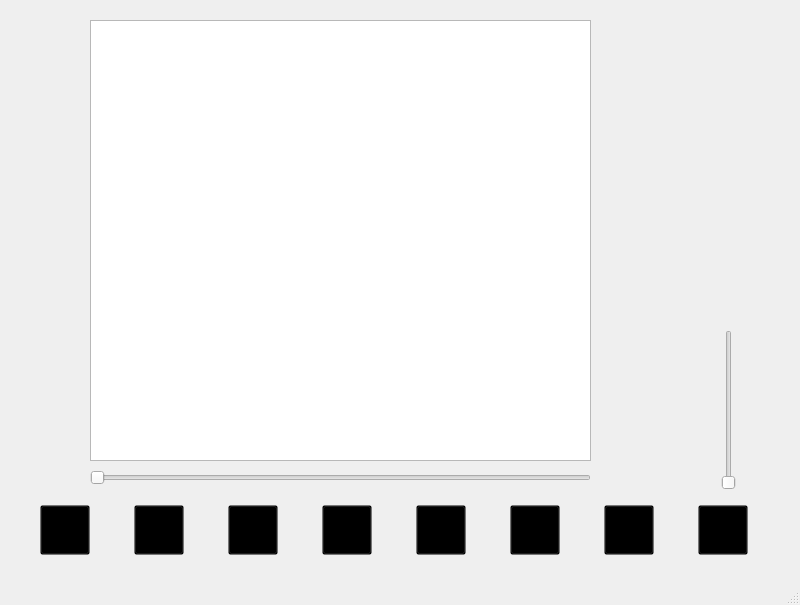
Above: MusicPlayer/mainwindow.ui from cyduan/Ai-Yin-Music-Player before the change. Below: the same form after it.
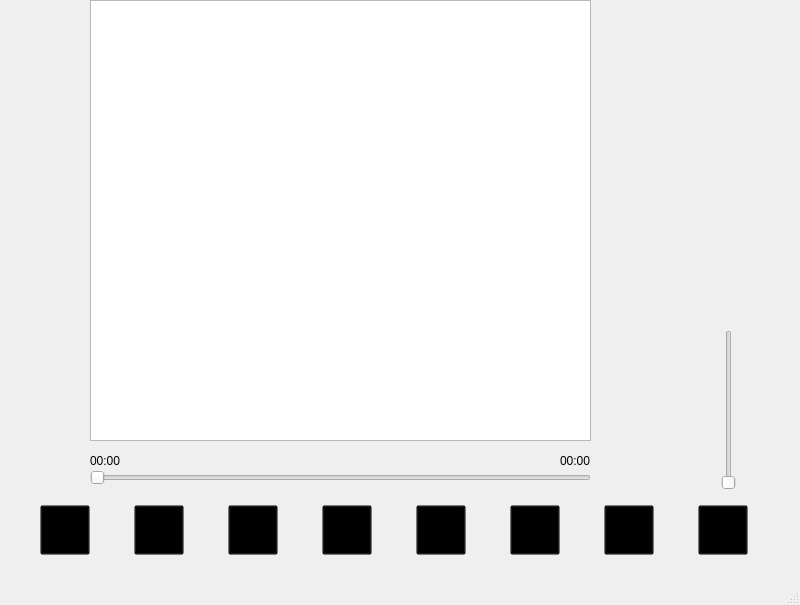
That is the form after the change. Icons and pictures are not drawn.

What changed in the file:
```diff
--- a/MusicPlayer/mainwindow.ui
+++ b/MusicPlayer/mainwindow.ui
@@ -401,7 +401,7 @@
     <property name="geometry">
      <rect>
       <x>90</x>
-      <y>20</y>
+      <y>0</y>
       <width>501</width>
       <height>441</height>
      </rect>
@@ -420,6 +420,45 @@
      <enum>Qt::Horizontal</enum>
     </property>
    </widget>
+   <widget class="QWidget" name="">
+    <property name="geometry">
+     <rect>
+      <x>90</x>
+      <y>450</y>
+      <width>501</width>
+      <height>22</height>
+     </rect>
+    </property>
+    <layout class="QHBoxLayout" name="horizontalLayout_2">
+     <item>
+      <widget class="QLabel" name="curLabel">
+       <property name="text">
+        <string>00:00</string>
+       </property>
+      </widget>
+     </item>
+     <item>
+      <spacer name="horizontalSpacer">
+       <property name="orientation">
+        <enum>Qt::Horizontal</enum>
+       </property>
+       <property name="sizeHint" stdset="0">
+        <size>
+         <width>40</width>
+         <height>20</height>
+        </size>
+       </property>
+      </spacer>
+     </item>
+     <item>
+      <widget class="QLabel" name="totalLable">
+       <property name="text">
+        <string>00:00</string>
+       </property>
+      </widget>
+     </item>
+    </layout>
+   </widget>
   </widget>
   <widget class="QMenuBar" name="menubar">
    <property name="geometry">
```
Left out of the diff: 2 changed lines with no effect on the pictures.
